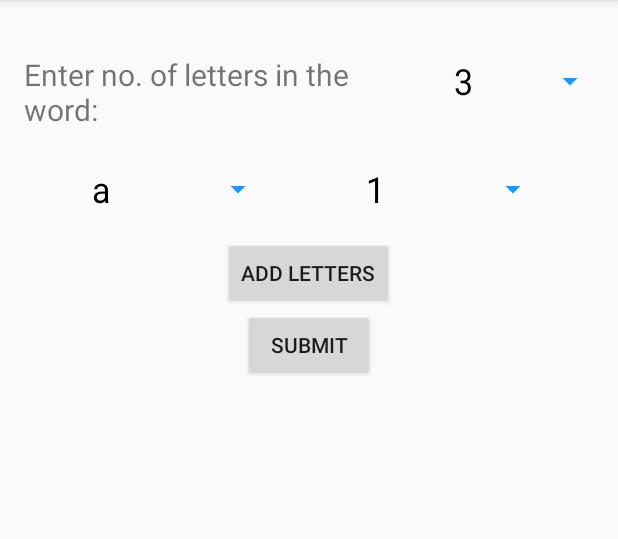
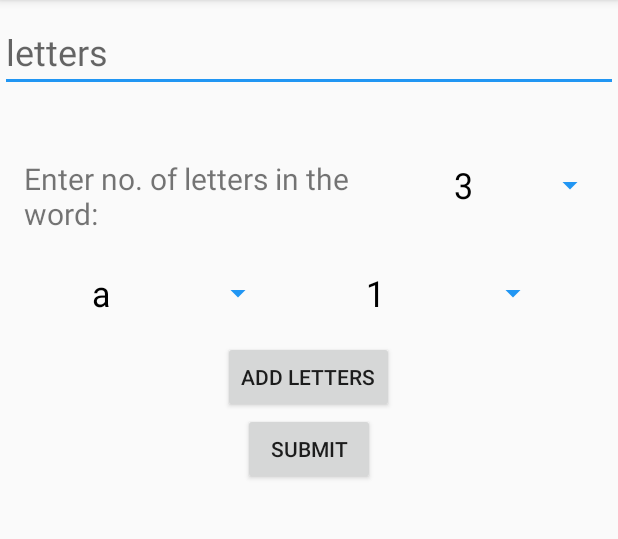
Before and after one commit to VidishNaik/WordFinder, an Android app: the screen it shows after launch (AdvanceSearch), after a tap on "Advanced Search", on a phone screen of 412 x 824 dp, the part 84-623 px from its top. Run offline under Robolectric (Android 15) with nearby library versions, the phone set to English and light mode, and no system bars.

Commit message:
Added extras to intent and changed View and populated it in AdvanceSearch

```diff
--- a/app/src/main/AndroidManifest.xml
+++ b/app/src/main/AndroidManifest.xml
@@ -21,7 +21,8 @@
                 <category android:name="android.intent.category.LAUNCHER" />
             </intent-filter>
         </activity>
-        <activity android:name=".AdvanceSearch"></activity>
+        <activity android:name=".AdvanceSearch"
+            android:windowSoftInputMode="stateHidden"/>
     </application>
 
 </manifest>
--- a/app/src/main/java/com/example/vidish/words/AdvanceSearch.java
+++ b/app/src/main/java/com/example/vidish/words/AdvanceSearch.java
@@ -10,6 +10,7 @@ import android.view.View;
 import android.widget.AdapterView;
 import android.widget.ArrayAdapter;
 import android.widget.Button;
+import android.widget.EditText;
 import android.widget.ImageButton;
 import android.widget.LinearLayout;
 import android.widget.ListView;
@@ -33,19 +34,26 @@ public class AdvanceSearch extends Activity {
     String selectedItem = "3";
     Button button,submit;
     Spinner spinner;
+    EditText editText;
     @Override
     protected void onCreate(Bundle savedInstanceState) {
         super.onCreate(savedInstanceState);
         setContentView(R.layout.activity_advance_search);
 
+        button = (Button) findViewById(R.id.button);
+        editText = (EditText) findViewById(R.id.edittext);
+        editText.setText(getIntent().getStringExtra("edittext"));
+        if(editText.length() != 0)
+            editText.setSelection(editText.length());
         spinner = (Spinner) findViewById(R.id.spinner);
+        if(!getIntent().getStringExtra("spinner").equals(""))
+             spinner.setSelection(Integer.parseInt(getIntent().getStringExtra("spinner")));
         progressBar = (ProgressBar) findViewById(R.id.progressbar);
         progressBar.setVisibility(View.GONE);
         linearLayout = (LinearLayout) findViewById(R.id.linearlayout);
         arrayAdapter = new ArrayAdapter<String>(this,R.layout.spinner_layout,MainActivity.count);
         alphaAdapter = new ArrayAdapter<String>(this,R.layout.spinner_layout,alphabet);
         spinner.setAdapter(arrayAdapter);
-        button = (Button) findViewById(R.id.button);
         submit = (Button) findViewById(R.id.submit);
         spinner.setOnItemSelectedListener(new AdapterView.OnItemSelectedListener() {
             @Override
--- a/app/src/main/java/com/example/vidish/words/MainActivity.java
+++ b/app/src/main/java/com/example/vidish/words/MainActivity.java
@@ -47,13 +47,7 @@ public class MainActivity extends Activity {
 
         TextView text = (TextView) findViewById(R.id.text);
         text.setText(Html.fromHtml("<u>Advanced Search</u>",0));
-        text.setOnClickListener(new View.OnClickListener() {
-            @Override
-            public void onClick(View view) {
-                startActivity(new Intent(MainActivity.this,AdvanceSearch.class));
-            }
-        });
-        //text.performClick();
+
         progress = (ProgressBar) findViewById(R.id.progressbar);
         progress.setVisibility(View.GONE);
         final EditText editText = (EditText) findViewById(R.id.edittext);
@@ -147,6 +141,15 @@ public class MainActivity extends Activity {
                     }
             }
         });
+        text.setOnClickListener(new View.OnClickListener() {
+            @Override
+            public void onClick(View view) {
+
+                startActivity(new Intent(MainActivity.this,AdvanceSearch.class)
+                        .putExtra("edittext",editText.getText().toString())
+                        .putExtra("spinner",selectedItem));
+            }
+        });
     }
 
     @Override
--- a/app/src/main/res/layout/activity_advance_search.xml
+++ b/app/src/main/res/layout/activity_advance_search.xml
@@ -11,10 +11,26 @@
         android:layout_width="match_parent"
         android:layout_height="wrap_content">
 
+
         <LinearLayout
             android:layout_width="match_parent"
             android:layout_height="wrap_content"
             android:orientation="vertical">
+
+            <EditText
+                android:id="@+id/edittext"
+                android:layout_width="match_parent"
+                android:layout_height="wrap_content"
+                android:hint="letters"
+                android:textSize="24sp"
+                android:inputType="text"
+                android:maxLines="1"
+                android:imeOptions="actionGo"
+                android:focusedByDefault="false"
+                android:layout_marginTop="8dp"
+                android:layout_marginBottom="8dp"
+                android:foregroundTint="#2196F3"
+                android:backgroundTint="#2196F3"/>
 
             <LinearLayout
                 android:layout_width="match_parent"
```
